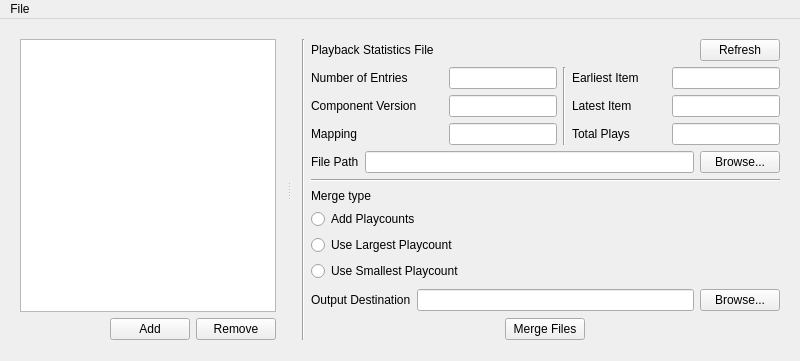
Before: the Qt Designer form playStatMerger/mainwindow.ui in Dystill/foo-playcount-xmlmerge, drawn with Qt 5.
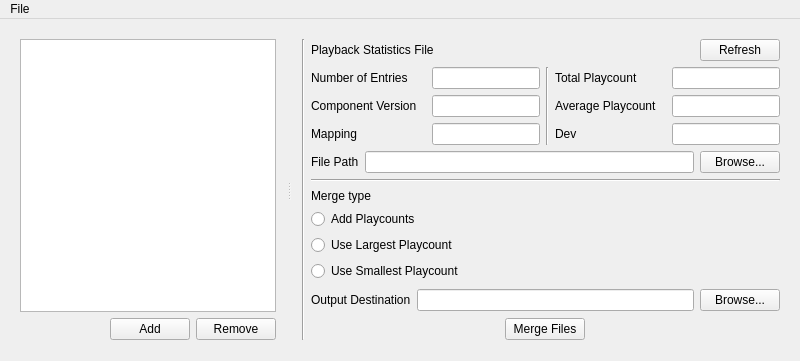
After: the same form once the commit is applied.

Commit message: Less QMap searches + Added average calculation

The edit to the form file:
```diff
--- a/playStatMerger/mainwindow.ui
+++ b/playStatMerger/mainwindow.ui
@@ -234,12 +234,46 @@
           </item>
           <item>
            <layout class="QVBoxLayout" name="verticalLayout_3">
+            <item>
+             <layout class="QHBoxLayout" name="horizontalLayout_6">
+              <item>
+               <widget class="QLabel" name="labelTotalPlays">
+                <property name="text">
+                 <string>Total Playcount</string>
+                </property>
+               </widget>
+              </item>
+              <item>
+               <spacer name="horizontalSpacer_6">
+                <property name="orientation">
+                 <enum>Qt::Horizontal</enum>
+                </property>
+                <property name="sizeHint" stdset="0">
+                 <size>
+                  <width>40</width>
+                  <height>20</height>
+                 </size>
+                </property>
+               </spacer>
+              </item>
+              <item>
+               <widget class="QLineEdit" name="lineEditTotalPlays">
+                <property name="sizePolicy">
+                 <sizepolicy hsizetype="MinimumExpanding" vsizetype="Fixed">
+                  <horstretch>0</horstretch>
+                  <verstretch>0</verstretch>
+                 </sizepolicy>
+                </property>
+               </widget>
+              </item>
+             </layout>
+            </item>
             <item>
              <layout class="QHBoxLayout" name="horizontalLayout_4">
               <item>
                <widget class="QLabel" name="labelEarliestItem">
                 <property name="text">
-                 <string>Earliest Item</string>
+                 <string>Average Playcount</string>
                 </property>
                </widget>
               </item>
@@ -273,7 +307,7 @@
               <item>
                <widget class="QLabel" name="labelLatestItem">
                 <property name="text">
-                 <string>Latest Item</string>
+                 <string>Dev</string>
                 </property>
                </widget>
               </item>
@@ -291,41 +325,7 @@
                </spacer>
               </item>
               <item>
-               <widget class="QLineEdit" name="lineEditLatestItem">
-                <property name="sizePolicy">
-                 <sizepolicy hsizetype="MinimumExpanding" vsizetype="Fixed">
-                  <horstretch>0</horstretch>
-                  <verstretch>0</verstretch>
-                 </sizepolicy>
-                </property>
-               </widget>
-              </item>
-             </layout>
-            </item>
-            <item>
-             <layout class="QHBoxLayout" name="horizontalLayout_6">
-              <item>
-               <widget class="QLabel" name="labelTotalPlays">
-                <property name="text">
-                 <string>Total Plays</string>
-                </property>
-               </widget>
-              </item>
-              <item>
-               <spacer name="horizontalSpacer_6">
-                <property name="orientation">
-                 <enum>Qt::Horizontal</enum>
-                </property>
-                <property name="sizeHint" stdset="0">
-                 <size>
-                  <width>40</width>
-                  <height>20</height>
-                 </size>
-                </property>
-               </spacer>
-              </item>
-              <item>
-               <widget class="QLineEdit" name="lineEditTotalPlays">
+               <widget class="QLineEdit" name="lineEditDeviation">
                 <property name="sizePolicy">
                  <sizepolicy hsizetype="MinimumExpanding" vsizetype="Fixed">
                   <horstretch>0</horstretch>
```
Left out of the diff: 4 changed lines with no effect on the pictures. The commit also changes 4 other files.
